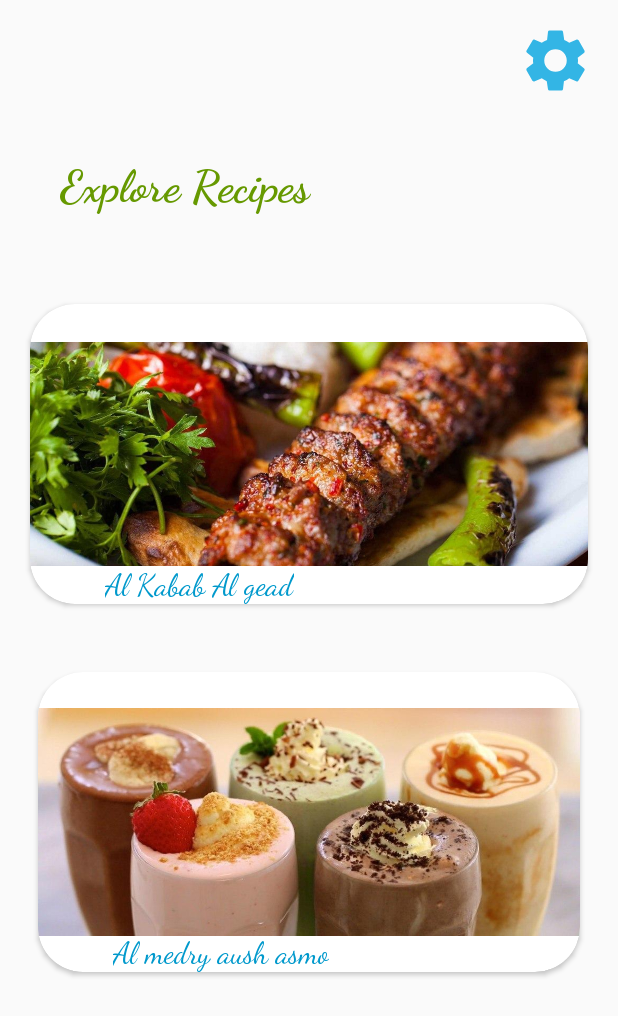
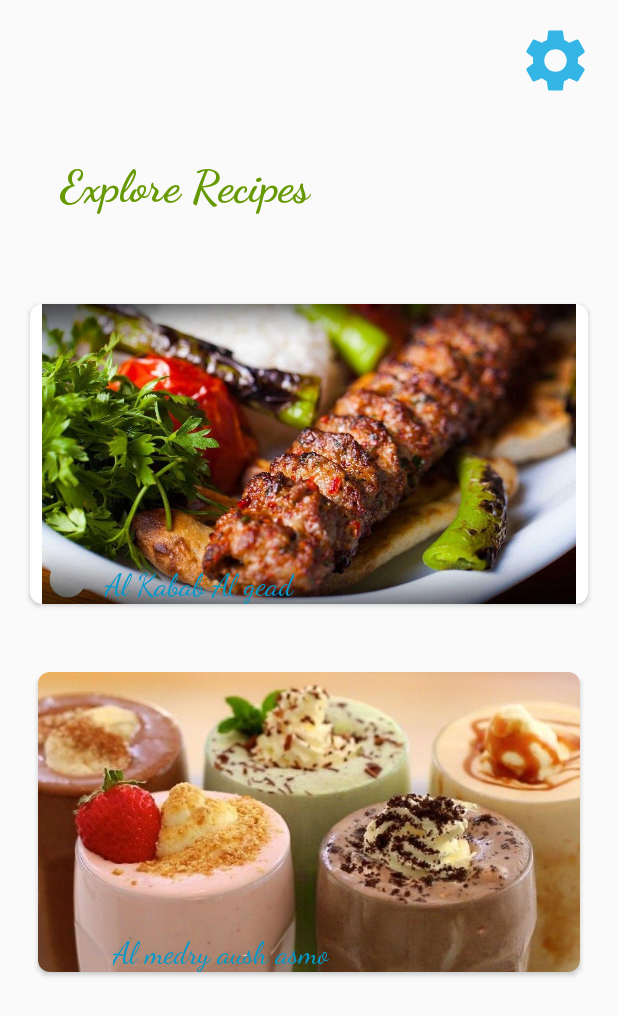
Before and after one commit to vipafattal/FoodList, an Android app: the layout reicpe.xml on its own in the app's theme, with its tools: preview values and no code run, on a phone screen of 412 x 824 dp. Shown: the top 1016 px of the screen. Run offline under Robolectric (Android 15) with nearby library versions, the phone set to English and light mode, and no system bars; Roboto replaces fonts that are not available here.

Commit message:
dimensions extracted to separated file, various refinement &  comments have been added.

```diff
--- a/app/src/main/java/com/example/foodlist/RecipeFragment.kt
+++ b/app/src/main/java/com/example/foodlist/RecipeFragment.kt
@@ -7,15 +7,15 @@ import android.view.ViewGroup
 import androidx.fragment.app.Fragment
 import kotlinx.android.synthetic.main.activity_main.*
 
-class RecipeFragment:Fragment(){
+class RecipeFragment : Fragment() {
     override fun onCreateView(
         inflater: LayoutInflater,
         container: ViewGroup?,
         savedInstanceState: Bundle?
     ): View? {
-        val rootView = inflater.inflate(R.layout.reicpe,fragment_up,false)
+        val rootView = inflater.inflate(R.layout.reicpe, fragment_container, false)
         return rootView
 
     }
 
-    }
+}
--- a/app/src/main/java/com/example/foodlist/search.kt
+++ b/app/src/main/java/com/example/foodlist/SearchFragment.kt
@@ -7,14 +7,14 @@ import android.view.ViewGroup
 import androidx.fragment.app.Fragment
 import kotlinx.android.synthetic.main.activity_main.*
 
-class Search: Fragment() {
+class SearchFragment: Fragment() {
 
     override fun onCreateView(
         inflater: LayoutInflater,
         container: ViewGroup?,
         savedInstanceState: Bundle?
     ): View? {
-        val rootView = inflater.inflate(R.layout.search,fragment_up,false)
+        val rootView = inflater.inflate(R.layout.search,fragment_container,false)
         return rootView
     }
 }
--- a/app/src/main/res/layout/reicpe.xml
+++ b/app/src/main/res/layout/reicpe.xml
@@ -5,14 +5,14 @@
     xmlns:app="http://schemas.android.com/apk/res-auto"
     android:orientation="vertical">
 
-
     <ImageView
         android:layout_width="50dp"
         android:layout_height="50dp"
         android:layout_marginStart="345dp"
         android:layout_marginTop="15dp"
         android:src="@drawable/ic_settings_black_24dp"
-        android:tint="@android:color/holo_blue_light"></ImageView>
+        android:tint="@android:color/holo_blue_light" />
+
     <TextView
         android:layout_width="wrap_content"
         android:layout_height="wrap_content"
@@ -21,21 +21,19 @@
         android:fontFamily="cursive"
         android:textSize="30dp"
         android:textStyle="bold"
-        android:textColor="@android:color/holo_green_dark"
-
-        ></TextView>
+        android:textColor="@android:color/holo_green_dark" />
     <androidx.cardview.widget.CardView
         android:layout_margin="20dp"
         android:layout_width="match_parent"
         android:layout_height="200dp"
-        app:cardCornerRadius="30dp">
+        app:cardCornerRadius="@dimen/recipe_card_radius">
 
+        <!--TODO  add the correct scaleType so the cards doesn't show empty spaces-->
         <ImageView
             android:layout_width="match_parent"
             android:layout_height="match_parent"
-            android:layout_marginVertical="25dp"
-            android:scaleType="centerCrop"
-            android:src="@drawable/kabab"></ImageView>
+            android:src="@drawable/kabab" />
+
         <TextView
             android:layout_width="wrap_content"
             android:layout_height="wrap_content"
@@ -43,9 +41,8 @@
             android:layout_gravity="bottom"
             android:layout_marginHorizontal="50dp"
             android:fontFamily="cursive"
-            android:textSize="20dp"
-            android:textColor="@android:color/holo_blue_dark"
-            ></TextView>
+            android:textSize="20sp"
+            android:textColor="@android:color/holo_blue_dark" />
     </androidx.cardview.widget.CardView>
 
 
@@ -54,13 +51,13 @@
         android:layout_margin="25dp"
         android:layout_width="match_parent"
         android:layout_height="200dp"
-        app:cardCornerRadius="30dp">
-
+        app:cardCornerRadius="@dimen/recipe_card_radius">
+        <!--TODO  add the correct scaleType so the cards doesn't show empty spaces-->
         <ImageView
+            android:scaleType="centerCrop"
             android:layout_width="match_parent"
             android:layout_height="match_parent"
-            android:layout_marginVertical="15dp"
-            android:src="@drawable/frout"></ImageView>
+            android:src="@drawable/frout" />
         <TextView
             android:layout_width="wrap_content"
             android:layout_height="wrap_content"
@@ -68,10 +65,8 @@
             android:layout_gravity="bottom"
             android:layout_marginHorizontal="50dp"
             android:fontFamily="cursive"
-            android:textSize="20dp"
-            android:textColor="@android:color/holo_blue_dark"
-            ></TextView>
-
+            android:textSize="20sp"
+            android:textColor="@android:color/holo_blue_dark" />
     </androidx.cardview.widget.CardView>
 
 
--- /dev/null
+++ b/app/src/main/res/values/dimens.xml
@@ -0,0 +1,5 @@
+<?xml version="1.0" encoding="utf-8"?>
+<resources>
+    <dimen name="buttons_radius">20dp</dimen>
+    <dimen name="recipe_card_radius">8dp</dimen>
+</resources>
--- a/build.gradle
+++ b/build.gradle
@@ -1,14 +1,14 @@
 // Top-level build file where you can add configuration options common to all sub-projects/modules.
 
 buildscript {
-    ext.kotlin_version = '1.3.41'
+    ext.kotlin_version = '1.3.61'
     repositories {
         google()
         jcenter()
 
     }
     dependencies {
-        classpath 'com.android.tools.build:gradle:3.5.0'
+        classpath 'com.android.tools.build:gradle:3.6.0'
         classpath "org.jetbrains.kotlin:kotlin-gradle-plugin:$kotlin_version"
         // NOTE: Do not place your application dependencies here; they belong
         // in the individual module build.gradle files
```
Also changed, not shown: app/src/main/java/com/example/foodlist/MainActivity.kt (+10 -10 lines), app/src/main/res/layout/activity_main.xml (+3 -6 lines), app/src/main/res/layout/search.xml (+4 -3 lines), gradle/wrapper/gradle-wrapper.properties.
